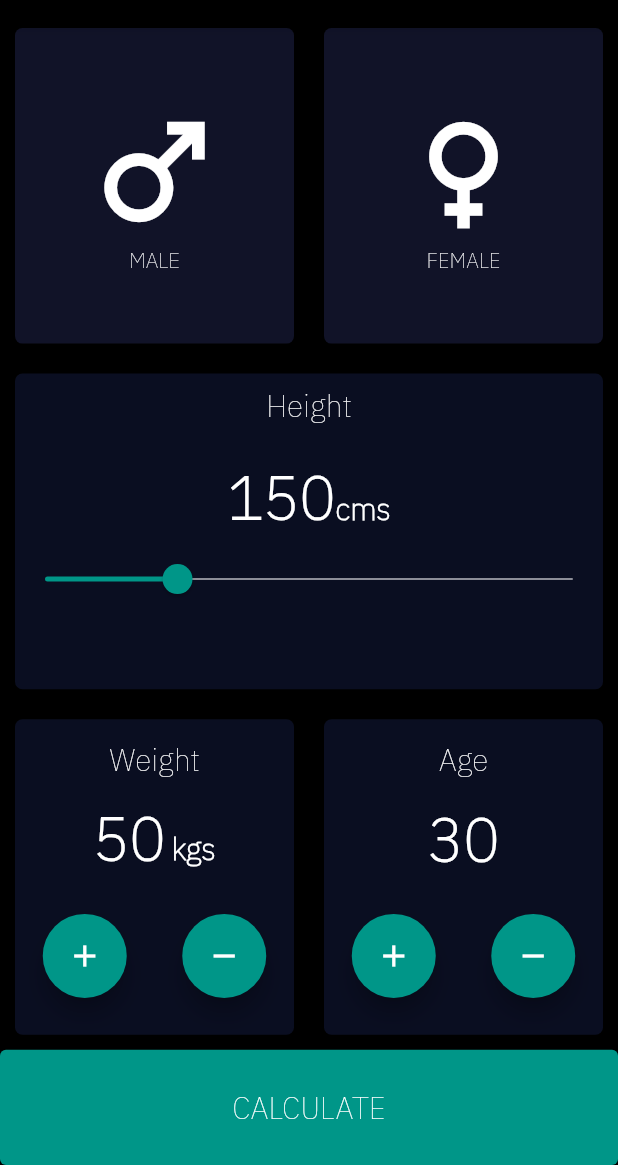
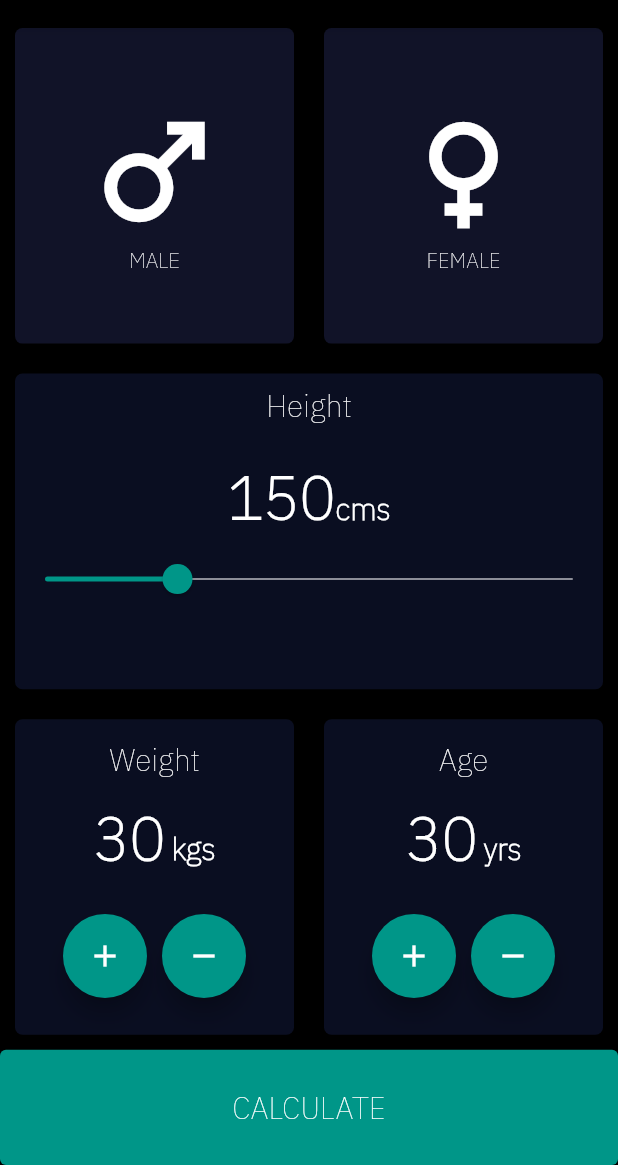
Before and after one commit to abhimanyukolakotla/bmicalculator, a Flutter app: the screen it shows after launch, on a phone screen of 412 x 824 dp, the part 71-1236 px from its top. Run offline on Flutter 3.47's test engine with Material 2 defaults, Android fonts, the phone set to English and light mode, and no system bars.

Commit message:
Refactored code to removed repeated code

```diff
--- a/lib/age_incrementor_widget.dart
+++ /dev/null
@@ -1,86 +0,0 @@
-import 'package:flutter/material.dart';
-
-import 'number_adjust_widget.dart';
-
-class AgeIncrementorWidget extends StatefulWidget {
-  final Function? onChanged;
-  const AgeIncrementorWidget({Key? key, final this.onChanged})
-      : super(key: key);
-
-  @override
-  State<AgeIncrementorWidget> createState() => AgeIncrementorWidgetState();
-}
-
-class AgeIncrementorWidgetState extends State<AgeIncrementorWidget> {
-  int _counter = 30;
-
-  @override
-  initState() {
-    super.initState();
-    if (widget.onChanged != null) widget.onChanged!(_counter);
-  }
-
-  increment() {
-    setState(() {
-      _counter += 1;
-      widget.onChanged!(_counter);
-    });
-  }
-
-  decrement() {
-    setState(() {
-      if (_counter > 0) _counter -= 1;
-      widget.onChanged!(_counter);
-    });
-  }
-
-  @override
-  Widget build(BuildContext context) {
-    return Column(
-      mainAxisAlignment: MainAxisAlignment.center,
-      children: [
-        const Expanded(
-          flex: 1,
-          child: Center(
-            child: Text(
-              "Age",
-              style: TextStyle(fontSize: 20.0),
-            ),
-          ),
-        ),
-        Expanded(
-          flex: 1,
-          child: Row(
-            crossAxisAlignment: CrossAxisAlignment.end,
-            mainAxisAlignment: MainAxisAlignment.center,
-            children: [
-              Text(
-                "$_counter",
-                style: const TextStyle(
-                  fontSize: 40.0,
-                  fontWeight: FontWeight.bold,
-                ),
-              ),
-            ],
-          ),
-        ),
-        Expanded(
-          flex: 2,
-          child: Row(
-            mainAxisAlignment: MainAxisAlignment.center,
-            children: [
-              NumberAdjustWidget(
-                icon: Icons.add,
-                onPressed: increment,
-              ),
-              NumberAdjustWidget(
-                icon: Icons.remove,
-                onPressed: decrement,
-              ),
-            ],
-          ),
-        )
-      ],
-    );
-  }
-}
--- a/lib/weight_incrementor_widget.dart
+++ b/lib/incrementor_widget.dart
@@ -2,36 +2,45 @@ import 'package:flutter/material.dart';
 
 import 'number_adjust_widget.dart';
 
-class WeightIncrementorWidget extends StatefulWidget {
+class IncrementorWidget extends StatefulWidget {
   final Function? onChanged;
-  const WeightIncrementorWidget({Key? key, this.onChanged}) : super(key: key);
+  final String label;
+  final String units;
+  const IncrementorWidget(
+      {Key? key, required this.label, required this.units, this.onChanged})
+      : super(key: key);
 
   @override
-  State<WeightIncrementorWidget> createState() =>
-      WeightIncrementorWidgetState();
+  State<IncrementorWidget> createState() => IncrementorWidgetState();
 }
 
-class WeightIncrementorWidgetState extends State<WeightIncrementorWidget> {
-  int _counter = 50;
+class IncrementorWidgetState extends State<IncrementorWidget> {
+  int _counter = 30;
 
   @override
   initState() {
     super.initState();
-    widget.onChanged!(_counter);
+    if (widget.onChanged != null) widget.onChanged!(_counter);
   }
 
   increment() {
     setState(() {
       _counter += 1;
-      widget.onChanged!(_counter);
+      updateWidget();
     });
   }
 
   decrement() {
     setState(() {
       if (_counter > 0) _counter -= 1;
+      updateWidget();
+    });
+  }
+
+  updateWidget() {
+    if (widget.onChanged != null) {
       widget.onChanged!(_counter);
-    });
+    }
   }
 
   @override
@@ -39,12 +48,12 @@ class WeightIncrementorWidgetState extends State<WeightIncrementorWidget> {
     return Column(
       mainAxisAlignment: MainAxisAlignment.center,
       children: [
-        const Expanded(
+        Expanded(
           flex: 1,
           child: Center(
             child: Text(
-              "Weight",
-              style: TextStyle(fontSize: 20.0),
+              widget.label,
+              style: const TextStyle(fontSize: 20.0),
             ),
           ),
         ),
@@ -64,9 +73,9 @@ class WeightIncrementorWidgetState extends State<WeightIncrementorWidget> {
               ),
               Container(
                 margin: const EdgeInsets.only(left: 4.0, bottom: 6.0),
-                child: const Text(
-                  "kgs",
-                  style: TextStyle(
+                child: Text(
+                  widget.units,
+                  style: const TextStyle(
                     fontSize: 20.0,
                     fontWeight: FontWeight.bold,
                   ),
@@ -84,6 +93,7 @@ class WeightIncrementorWidgetState extends State<WeightIncrementorWidget> {
                 icon: Icons.add,
                 onPressed: increment,
               ),
+              const SizedBox(width: 10.0),
               NumberAdjustWidget(
                 icon: Icons.remove,
                 onPressed: decrement,
--- a/lib/input_page.dart
+++ b/lib/input_page.dart
@@ -1,12 +1,11 @@
-import 'package:bmicalculator/age_incrementor_widget.dart';
 import 'package:bmicalculator/gender_enum.dart';
+import 'package:bmicalculator/incrementor_widget.dart';
 import 'package:flutter/material.dart';
 
 import 'card_widget.dart';
 import 'constants.dart';
 import 'height_slider_widget.dart';
 import 'icon_content_widget.dart';
-import 'weight_incrementor_widget.dart';
 
 //0xFF1D1E33
 class InputPage extends StatefulWidget {
@@ -122,10 +121,18 @@ class _InputPageState extends State<InputPage> {
               children: [
                 Expanded(
                     child: CardWidget(
-                        child: WeightIncrementorWidget(
+                        child: IncrementorWidget(
+                            label: "Weight",
+                            units: "kgs",
                             onChanged: onWeightChange))),
-                Expanded(
-                  child: CardWidget(child: AgeIncrementorWidget()),
+                const Expanded(
+                  child: CardWidget(
+                    child: IncrementorWidget(
+                      label: "Age",
+                      units: "yrs",
+                      // onChanged: (int value) {},
+                    ),
+                  ),
                 )
               ],
             ),
--- a/lib/number_adjust_widget.dart
+++ b/lib/number_adjust_widget.dart
@@ -8,9 +8,7 @@ class NumberAdjustWidget extends StatelessWidget {
 
   @override
   Widget build(BuildContext context) {
-    return Expanded(
-      child: Center(
-        child: FloatingActionButton(
+    return FloatingActionButton(
       // backgroundColor: Color(0xFF232324),
       // backgroundColor: const Color.fromRGBO(66, 66, 66, 1),
       foregroundColor: Colors.white,
@@ -18,8 +16,6 @@ class NumberAdjustWidget extends StatelessWidget {
         onPressed?.call();
       },
       child: Icon(icon),
-        ),
-      ),
     );
   }
 }
```
Lines whose indentation alone changed are shown as unchanged.
